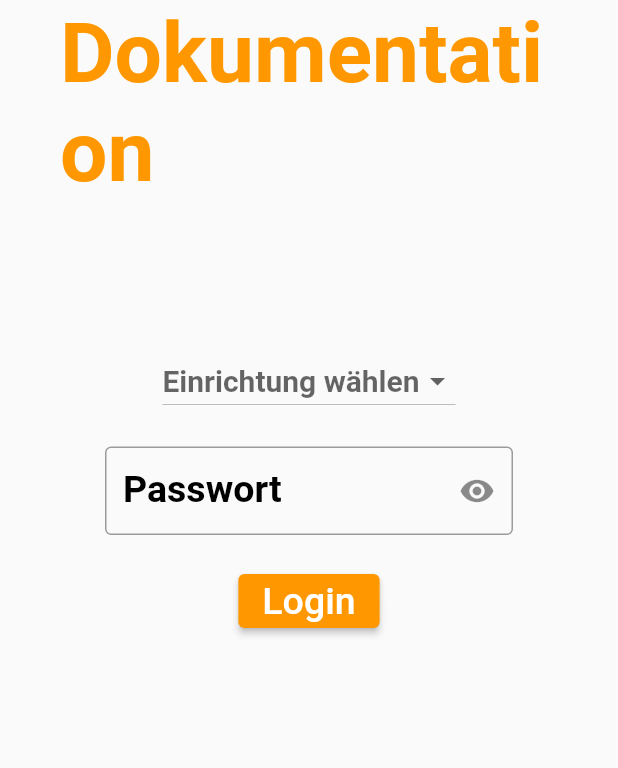
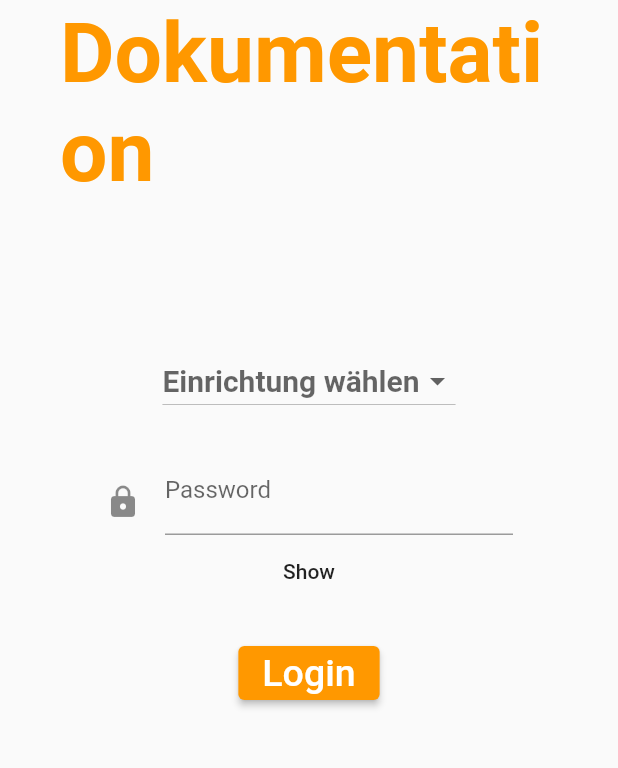
Before and after one commit to michaelhuber26/lebenshilfe-doku-app, a Flutter app: the screen it shows after launch, on a phone screen of 412 x 824 dp, the part 185-953 px from its top. Run offline on Flutter 3.47's test engine with Material 2 defaults, Android fonts, the phone set to English and light mode, and no system bars; our stand-ins replace flutter_tts, open_file, pdf.

Commit message:
login überarbeitet

```diff
--- a/lib/screens/loginscreen/loginscreen.dart
+++ b/lib/screens/loginscreen/loginscreen.dart
@@ -8,9 +8,25 @@ class LoginScreen extends StatefulWidget {
 }
 
 class _LoginScreenState extends State<LoginScreen> {
+  final List<String> _einrichungenList = ['A', 'B', 'C', 'D'];
+  String? dropdownValue;
+
+  // Initially password is obscure
+  bool _obscureText = true;
+
+  late String _password;
+
+  // Toggles the password show status
+  void _toggle() {
+    setState(() {
+      _obscureText = !_obscureText;
+    });
+  }
+
   @override
   Widget build(BuildContext context) {
     return Scaffold(
+      resizeToAvoidBottomInset: false,
       // Stack allows widgets to be on top of each other ( for the logo in the top right corner)
       body: Stack(
         children: [
@@ -50,32 +66,44 @@ class _LoginScreenState extends State<LoginScreen> {
                 child: Column(
                   children: [
                     DropdownButton<String>(
+                      value: dropdownValue,
                       style: TextStyle(
                           fontWeight: FontWeight.bold,
                           fontSize: 20,
                           color: Colors.black),
                       hint: Text("Einrichtung wählen"),
-                      items: <String>['A', 'B', 'C', 'D'].map((String value) {
+                      items: _einrichungenList.map((String value) {
                         return DropdownMenuItem<String>(
                           value: value,
                           child: Text(value),
                         );
                       }).toList(),
-                      onChanged: (_) {},
+                      onChanged: (String? newValue) {
+                        setState(() {
+                          dropdownValue = newValue!;
+                        });
+                      },
                     ),
                     Container(
                       padding: EdgeInsets.all(20),
                       width: 500,
-                      child: TextField(
-                        decoration: InputDecoration(
-                            labelText: "Passwort",
-                            suffixIcon: Icon(Icons.remove_red_eye),
-                            labelStyle: TextStyle(
-                                fontWeight: FontWeight.bold,
-                                fontSize: 25,
-                                color: Colors.black),
-                            border: OutlineInputBorder()),
-                        obscureText: true,
+                      child: new Column(
+                        children: <Widget>[
+                          new TextFormField(
+                            decoration: const InputDecoration(
+                                labelText: 'Password',
+                                icon: const Padding(
+                                    padding: const EdgeInsets.only(top: 15.0),
+                                    child: const Icon(Icons.lock))),
+                            validator: (val) =>
+                                val!.length < 6 ? 'Password too short.' : null,
+                            onSaved: (val) => _password = val!,
+                            obscureText: _obscureText,
+                          ),
+                          new FlatButton(
+                              onPressed: _toggle,
+                              child: new Text(_obscureText ? "Show" : "Hide"))
+                        ],
                       ),
                     ),
                     ElevatedButton(
```
